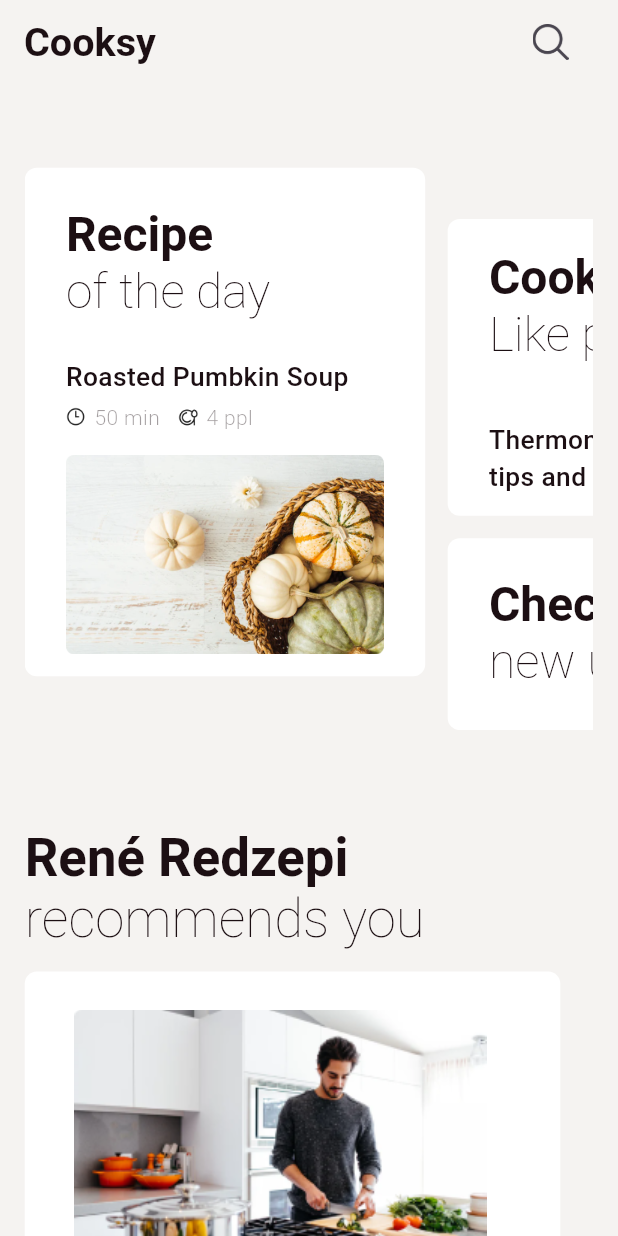
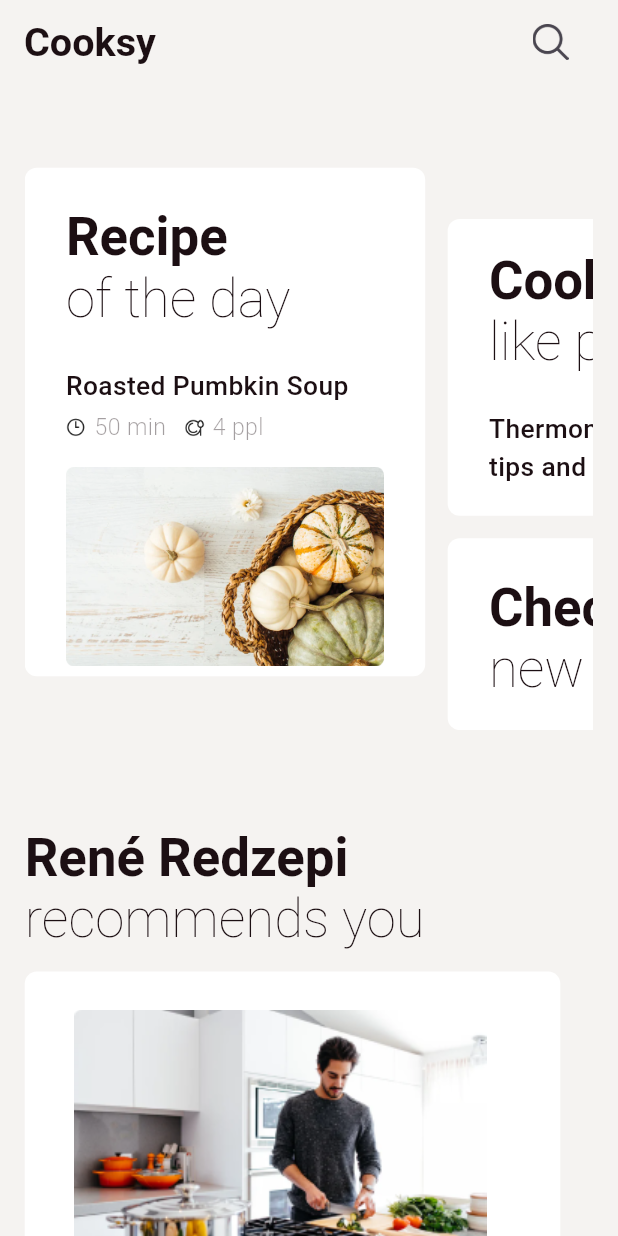
Before and after one commit to Abd2lhakam19/Recipe_App, a Flutter app: the Inspiration screen opened directly, on a phone screen of 412 x 824 dp. Run offline on Flutter 3.47's test engine with Material 3 defaults, Android fonts, the phone set to English and light mode, and no system bars; our stand-ins replace animate_do, flutter_screenutil, flutter_svg, gap.

Commit message:
Refactoring The Code

```diff
--- a/lib/core/helper/app_strings.dart
+++ b/lib/core/helper/app_strings.dart
@@ -7,5 +7,13 @@ class AppString {
       letsStart = "Let's start",
       inspiration = "Inspiration",
       recipes = "My recipes",
-      settings = "Settings";
+      settings = "Settings",
+      recipe = "Recipe\n",
+      ofTheDay = "of the day",
+      cook = "Cook\n",
+      likrPro = 'like pro',
+      check = "Check\n",
+      newUpdates = "new updates",
+      reneRedzwpi = "René Redzepi\n",
+      recommendsYou = "recommends you";
 }
--- a/lib/core/theming/text_styles.dart
+++ b/lib/core/theming/text_styles.dart
@@ -23,5 +23,26 @@ class TextStyles {
       font8SemiBoldBrown = TextStyle(
           fontSize: 8.sp,
           fontWeight: FontWeightHelper.semiBold,
-          color: AppColors.brownColor);
+          color: AppColors.brownColor),
+      font32SemiBoldBrown = TextStyle(
+          fontSize: 32.sp,
+          fontWeight: FontWeightHelper.semiBold,
+          color: AppColors.brownColor),
+      font32ExtraLightBrown = TextStyle(
+          fontSize: 32.sp,
+          fontWeight: FontWeightHelper.extraLight,
+          color: AppColors.brownColor),
+      font16MeduimBrown = TextStyle(
+          fontSize: 16.sp,
+          fontWeight: FontWeightHelper.medium,
+          color: AppColors.brownColor),
+      font16LightBrown = TextStyle(
+          fontSize: 16.sp,
+          fontWeight: FontWeightHelper.light,
+          color: AppColors.brownColor),
+      font14LightBrown = TextStyle(
+        fontSize: 14.sp,
+        fontWeight: FontWeightHelper.light,
+        color: AppColors.brownColor.withOpacity(0.4),
+      );
 }
--- a/lib/features/inspiration/ui/widgets/bottom_section.dart
+++ b/lib/features/inspiration/ui/widgets/bottom_section/bottom_section.dart
@@ -1,5 +1,6 @@
 import 'package:cooking_app/core/helper/app_assets.dart';
 import 'package:cooking_app/core/theming/app_colors.dart';
+import 'package:cooking_app/core/theming/text_styles.dart';
 import 'package:flutter/material.dart';
 import 'package:flutter_screenutil/flutter_screenutil.dart';
 import 'package:gap/gap.dart';
@@ -32,10 +33,7 @@ class BottomSection extends StatelessWidget {
           const Gap(15),
           Text(
             "Spice lovers will slurp up this soup in seconds. Featuring chili powder, smoked paprika, and cayenne pepper, every bowl brings the heat.",
-            style: TextStyle(
-                fontSize: 16.sp,
-                fontWeight: FontWeight.w300,
-                color: AppColors.brownColor),
+            style: TextStyles.font16LightBrown,
           ),
           const Gap(30),
           Row(
@@ -47,10 +45,7 @@ class BottomSection extends StatelessWidget {
               const Gap(5),
               Text(
                 "50 min",
-                style: TextStyle(
-                    fontSize: 14.sp,
-                    fontWeight: FontWeight.w300,
-                    color: AppColors.brownColor.withOpacity(0.4)),
+                style: TextStyles.font14LightBrown,
               ),
               const Gap(12),
               const ImageIcon(
@@ -60,10 +55,7 @@ class BottomSection extends StatelessWidget {
               const Gap(5),
               Text(
                 "4 ppl",
-                style: TextStyle(
-                    fontSize: 14.sp,
-                    fontWeight: FontWeight.w300,
-                    color: AppColors.brownColor.withOpacity(0.4)),
+                style: TextStyles.font14LightBrown,
               ),
             ],
           )
--- /dev/null
+++ b/lib/features/inspiration/ui/widgets/bottom_section/middel_title.dart
@@ -0,0 +1,23 @@
+import 'package:cooking_app/core/helper/app_strings.dart';
+import 'package:cooking_app/core/theming/text_styles.dart';
+import 'package:flutter/material.dart';
+
+class MiddelTitle extends StatelessWidget {
+  const MiddelTitle({super.key});
+
+  @override
+  Widget build(BuildContext context) {
+    return RichText(
+      text: TextSpan(children: [
+        TextSpan(
+          text: AppString.reneRedzwpi,
+          style: TextStyles.font32SemiBoldBrown,
+        ),
+        TextSpan(
+          text: AppString.recommendsYou,
+          style: TextStyles.font32ExtraLightBrown,
+        ),
+      ]),
+    );
+  }
+}
--- a/lib/features/inspiration/ui/widgets/check_new_updates_content.dart
+++ /dev/null
@@ -1,32 +0,0 @@
-import 'package:cooking_app/core/theming/app_colors.dart';
-import 'package:flutter/material.dart';
-import 'package:flutter_screenutil/flutter_screenutil.dart';
-
-class CheckNewUpdatesContent extends StatelessWidget {
-  const CheckNewUpdatesContent({super.key});
-
-  @override
-  Widget build(BuildContext context) {
-    return Padding(
-      padding: EdgeInsets.symmetric(horizontal: 25.w, vertical: 25.h),
-      child: RichText(
-        text: const TextSpan(children: [
-          TextSpan(
-            text: "Check \n",
-            style: TextStyle(
-                fontSize: 32,
-                fontWeight: FontWeight.w600,
-                color: AppColors.brownColor),
-          ),
-          TextSpan(
-            text: "new updates \n",
-            style: TextStyle(
-                fontSize: 32,
-                fontWeight: FontWeight.w200,
-                color: AppColors.brownColor),
-          ),
-        ]),
-      ),
-    );
-  }
-}
--- a/lib/features/inspiration/ui/widgets/container_title.dart
+++ /dev/null
@@ -1,26 +0,0 @@
-import 'package:cooking_app/core/theming/app_colors.dart';
-import 'package:flutter/material.dart';
-
-class ContainerTitle extends StatelessWidget {
-  const ContainerTitle({super.key});
-
-  @override
-  Widget build(BuildContext context) {
-    return RichText(
-        text: const TextSpan(children: [
-      TextSpan(
-        text: "Recipe \n",
-        style: TextStyle(
-            fontSize: 32,
-            fontWeight: FontWeight.w600,
-            color: AppColors.brownColor),
-      ),
-      TextSpan(
-          text: "of the day",
-          style: TextStyle(
-              fontSize: 32,
-              fontWeight: FontWeight.w200,
-              color: AppColors.brownColor))
-    ]));
-  }
-}
--- a/lib/features/inspiration/ui/widgets/cook_like_pro_title.dart
+++ /dev/null
@@ -1,28 +0,0 @@
-import 'package:cooking_app/core/theming/app_colors.dart';
-import 'package:flutter/material.dart';
-
-class CookLikeProTitle extends StatelessWidget {
-  const CookLikeProTitle({super.key});
-
-  @override
-  Widget build(BuildContext context) {
-    return RichText(
-      text: const TextSpan(children: [
-        TextSpan(
-          text: "Cook \n",
-          style: TextStyle(
-              fontSize: 32,
-              fontWeight: FontWeight.w600,
-              color: AppColors.brownColor),
-        ),
-        TextSpan(
-          text: "Like pro \n",
-          style: TextStyle(
-              fontSize: 32,
-              fontWeight: FontWeight.w200,
-              color: AppColors.brownColor),
-        ),
-      ]),
-    );
-  }
-}
--- a/lib/features/inspiration/ui/widgets/middel_title.dart
+++ /dev/null
@@ -1,29 +0,0 @@
-import 'package:cooking_app/core/theming/app_colors.dart';
-import 'package:flutter/material.dart';
-import 'package:flutter_screenutil/flutter_screenutil.dart';
-
-class MiddelTitle extends StatelessWidget {
-  const MiddelTitle({super.key});
-
-  @override
-  Widget build(BuildContext context) {
-    return RichText(
-      text: TextSpan(children: [
-        TextSpan(
-          text: "René Redzepi\n",
-          style: TextStyle(
-              fontSize: 32.sp,
-              fontWeight: FontWeight.w600,
-              color: AppColors.brownColor),
-        ),
-        TextSpan(
-          text: "recommends you",
-          style: TextStyle(
-              fontSize: 32.sp,
-              fontWeight: FontWeight.w200,
-              color: AppColors.brownColor),
-        ),
-      ]),
-    );
-  }
-}
--- /dev/null
+++ b/lib/features/inspiration/ui/widgets/top_section/check_new_updates_content.dart
@@ -0,0 +1,26 @@
+import 'package:cooking_app/core/helper/app_strings.dart';
+import 'package:cooking_app/core/theming/text_styles.dart';
+import 'package:flutter/material.dart';
+import 'package:flutter_screenutil/flutter_screenutil.dart';
+
+class CheckNewUpdatesContent extends StatelessWidget {
+  const CheckNewUpdatesContent({super.key});
+
+  @override
+  Widget build(BuildContext context) {
+    return Padding(
+      padding: EdgeInsets.symmetric(horizontal: 25.w, vertical: 25.h),
+      child: RichText(
+        text: TextSpan(children: [
+          TextSpan(
+            text: AppString.check,
+            style: TextStyles.font32SemiBoldBrown,
+          ),
+          TextSpan(
+              text: AppString.newUpdates,
+              style: TextStyles.font32ExtraLightBrown),
+        ]),
+      ),
+    );
+  }
+}
--- /dev/null
+++ b/lib/features/inspiration/ui/widgets/top_section/container_title.dart
@@ -0,0 +1,22 @@
+import 'package:cooking_app/core/helper/app_strings.dart';
+import 'package:cooking_app/core/theming/text_styles.dart';
+import 'package:flutter/material.dart';
+
+class ContainerTitle extends StatelessWidget {
+  const ContainerTitle({super.key});
+
+  @override
+  Widget build(BuildContext context) {
+    return RichText(
+        text: TextSpan(children: [
+      TextSpan(
+        text: AppString.recipe,
+        style: TextStyles.font32SemiBoldBrown,
+      ),
+      TextSpan(
+        text: AppString.ofTheDay,
+        style: TextStyles.font32ExtraLightBrown,
+      )
+    ]));
+  }
+}
--- a/lib/features/inspiration/ui/widgets/cook_like_pro_content.dart
+++ b/lib/features/inspiration/ui/widgets/top_section/cook_like_pro_content.dart
@@ -1,7 +1,7 @@
-import 'package:cooking_app/core/theming/app_colors.dart';
-import 'package:cooking_app/features/inspiration/ui/widgets/cook_like_pro_title.dart';
+import 'package:cooking_app/core/theming/text_styles.dart';
+import 'package:cooking_app/features/inspiration/ui/widgets/top_section/cook_like_pro_title.dart';
 import 'package:flutter/material.dart';
-import 'package:flutter_screenutil/flutter_screenutil.dart';
+import 'package:gap/gap.dart';
 
 class CookLikeProContent extends StatelessWidget {
   const CookLikeProContent({super.key});
@@ -12,14 +12,10 @@ class CookLikeProContent extends StatelessWidget {
       crossAxisAlignment: CrossAxisAlignment.start,
       children: [
         const CookLikeProTitle(),
-        // const Gap(25),
+        const Gap(25),
         Text(
           "Thermomix advanced\ntips and tricks",
-          style: TextStyle(
-            fontSize: 16.sp,
-            fontWeight: FontWeight.w500,
-            color: AppColors.brownColor,
-          ),
+          style: TextStyles.font16MeduimBrown,
           // textAlign: TextAlign.start,
         )
       ],
--- /dev/null
+++ b/lib/features/inspiration/ui/widgets/top_section/cook_like_pro_title.dart
@@ -0,0 +1,23 @@
+import 'package:cooking_app/core/helper/app_strings.dart';
+import 'package:cooking_app/core/theming/text_styles.dart';
+import 'package:flutter/material.dart';
+
+class CookLikeProTitle extends StatelessWidget {
+  const CookLikeProTitle({super.key});
+
+  @override
+  Widget build(BuildContext context) {
+    return RichText(
+      text: TextSpan(children: [
+        TextSpan(
+          text: AppString.cook,
+          style: TextStyles.font32SemiBoldBrown,
+        ),
+        TextSpan(
+          text: AppString.likrPro,
+          style: TextStyles.font32ExtraLightBrown,
+        ),
+      ]),
+    );
+  }
+}
--- a/lib/features/inspiration/ui/widgets/recipe_of_the_day_content.dart
+++ b/lib/features/inspiration/ui/widgets/top_section/recipe_of_the_day_content.dart
@@ -1,7 +1,6 @@
 import 'package:cooking_app/core/helper/app_assets.dart';
-import 'package:cooking_app/core/theming/app_colors.dart';
+import 'package:cooking_app/core/theming/text_styles.dart';
 import 'package:flutter/material.dart';
-import 'package:flutter_screenutil/flutter_screenutil.dart';
 import 'package:gap/gap.dart';
 
 class RecipeOfTheDayContent extends StatelessWidget {
@@ -14,10 +13,7 @@ class RecipeOfTheDayContent extends StatelessWidget {
       children: [
         Text(
           "Roasted Pumbkin Soup",
-          style: TextStyle(
-              fontSize: 16.sp,
-              fontWeight: FontWeight.w500,
-              color: AppColors.brownColor),
+          style: TextStyles.font16MeduimBrown,
         ),
         const Gap(5),
         Row(
@@ -29,10 +25,7 @@ class RecipeOfTheDayContent extends StatelessWidget {
             const Gap(5),
             Text(
               "50 min",
-              style: TextStyle(
-                  fontSize: 14,
-                  fontWeight: FontWeight.w300,
-                  color: AppColors.brownColor.withOpacity(0.4)),
+              style: TextStyles.font14LightBrown,
             ),
             const Gap(12),
             const ImageIcon(
@@ -42,10 +35,7 @@ class RecipeOfTheDayContent extends StatelessWidget {
             const Gap(5),
             Text(
               "4 ppl",
-              style: TextStyle(
-                  fontSize: 14,
-                  fontWeight: FontWeight.w300,
-                  color: AppColors.brownColor.withOpacity(0.4)),
+              style: TextStyles.font14LightBrown,
             ),
           ],
         ),
```
Also changed, not shown: lib/features/inspiration/ui/inspiration_screen.dart (+5 -4 lines), lib/features/inspiration/ui/widgets/top_section/top_section.dart (renamed from lib/features/inspiration/ui/widgets/top_section.dart, +4 -4 lines).
